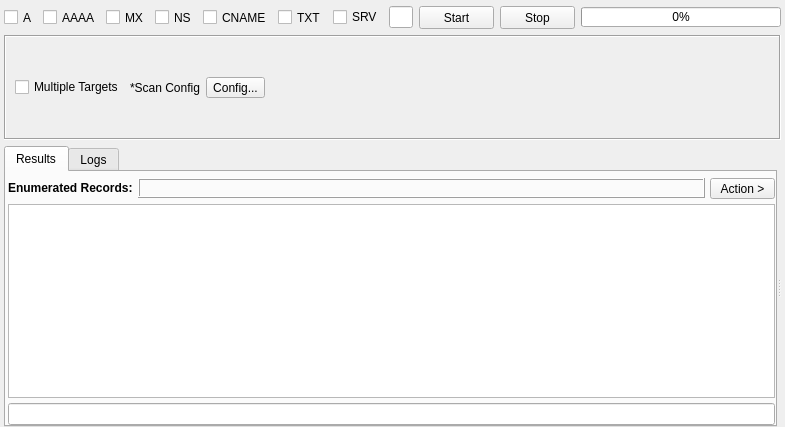
Qt form sub3suite/src/engines/dns/Dns.ui (3nock/OTE) before a commit.
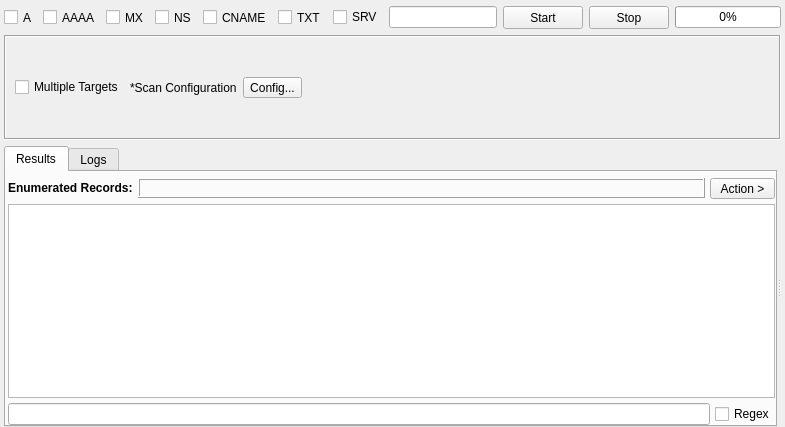
The same form after that commit. Custom widgets are drawn as their Qt base class.

```diff
--- a/sub3suite/src/engines/dns/Dns.ui
+++ b/sub3suite/src/engines/dns/Dns.ui
@@ -191,14 +191,14 @@
       <widget class="QProgressBar" name="progressBar">
        <property name="minimumSize">
         <size>
-         <width>200</width>
-         <height>20</height>
+         <width>0</width>
+         <height>0</height>
         </size>
        </property>
        <property name="maximumSize">
         <size>
-         <width>200</width>
-         <height>20</height>
+         <width>16777215</width>
+         <height>16777215</height>
         </size>
        </property>
        <property name="styleSheet">
@@ -212,7 +212,7 @@
     </layout>
    </item>
    <item>
-    <widget class="QFrame" name="">
+    <widget class="QFrame" name="frame">
      <property name="frameShape">
       <enum>QFrame::Box</enum>
      </property>
@@ -245,7 +245,7 @@
       <item>
        <widget class="QLabel" name="label_4">
         <property name="text">
-         <string>*Scan Config</string>
+         <string>*Scan Configuration</string>
         </property>
        </widget>
       </item>
@@ -455,6 +455,13 @@
              <item>
               <widget class="QLineEdit" name="lineEditFilter"/>
              </item>
+             <item>
+              <widget class="QCheckBox" name="checkBoxRegex">
+               <property name="text">
+                <string>Regex</string>
+               </property>
+              </widget>
+             </item>
             </layout>
            </item>
           </layout>
```
Left out of the diff: 2 changed lines with no effect on the pictures.
